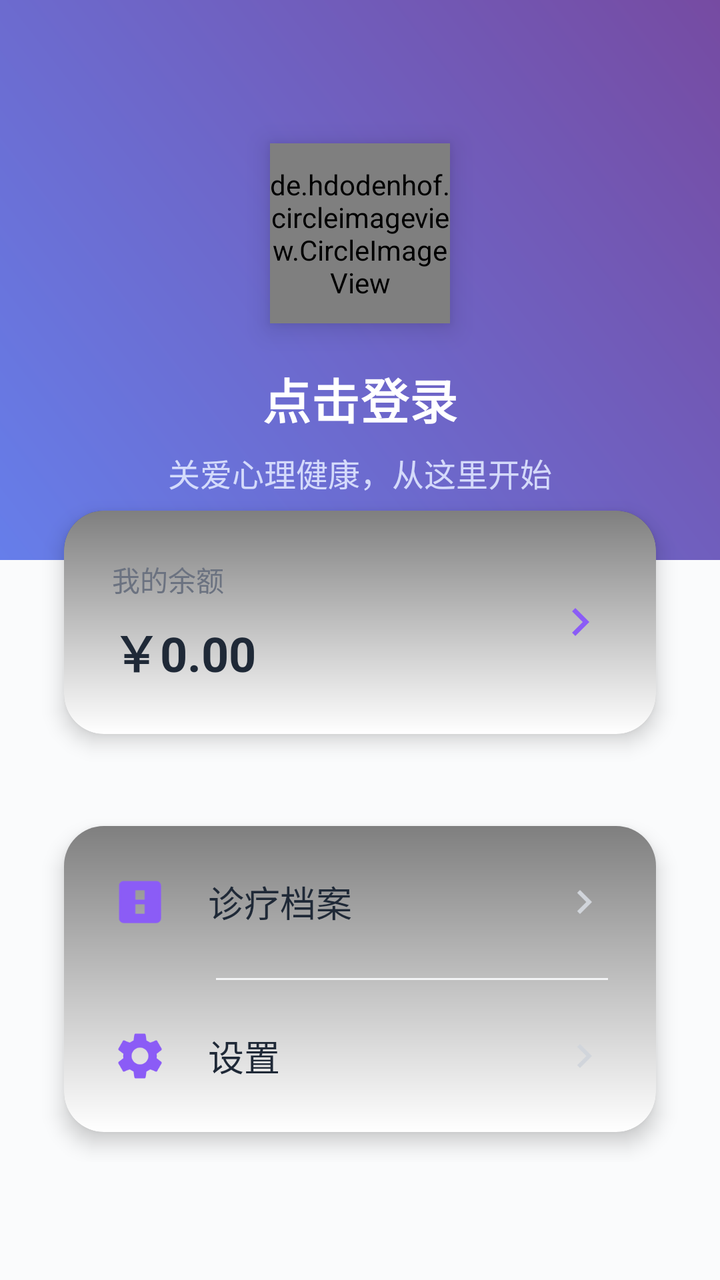
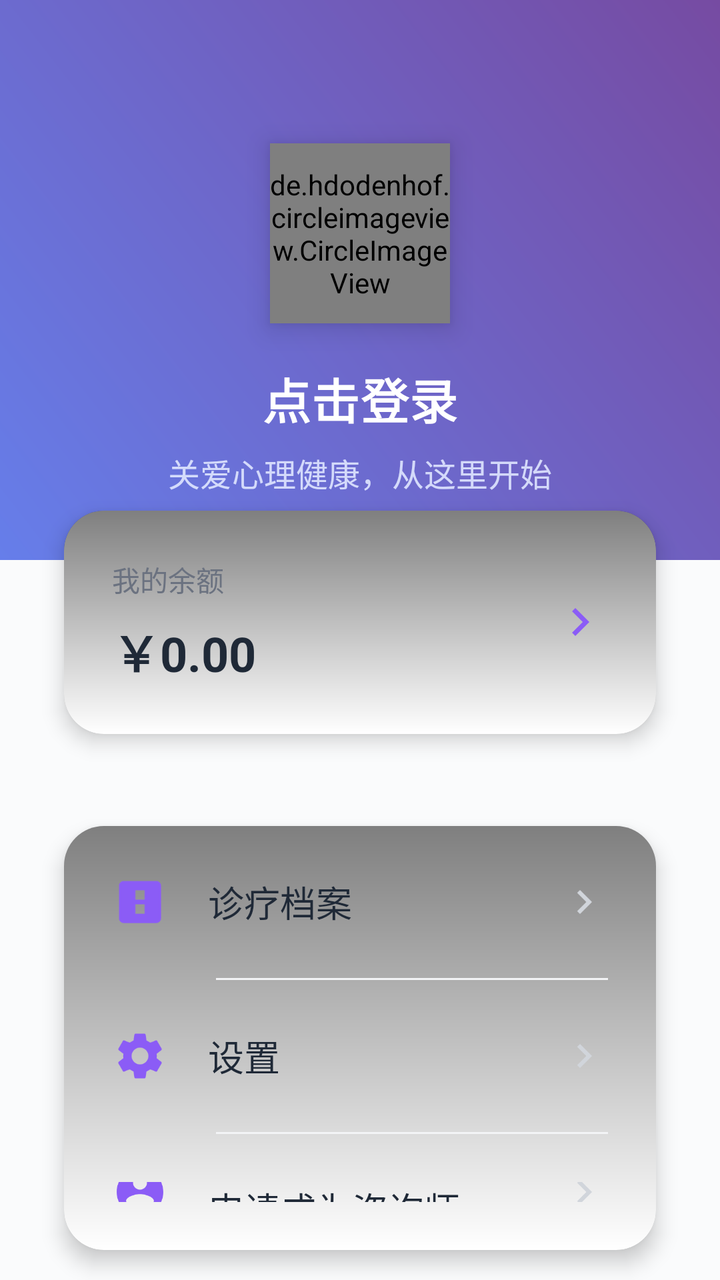

The first picture is an Android layout as it rendered before a commit; the second is the same layout after the commit. The layout source and the unified diff follow.
<!-- AndroidManifest.xml: application theme Theme.Xinqiao -->
<!-- res/layout/main_view_myinfo.xml -->
<?xml version="1.0" encoding="utf-8"?>
<LinearLayout xmlns:android="http://schemas.android.com/apk/res/android"
    xmlns:app="http://schemas.android.com/apk/res-auto"
    android:layout_width="match_parent"
    android:layout_height="match_parent"
    android:background="#FAFBFC"
    android:orientation="vertical">

    
    <LinearLayout
        android:id="@+id/ll_head"
        android:layout_width="match_parent"
        android:layout_height="280dp"
        android:gravity="center"
        android:background="@drawable/bg_gradient_topbar"
        android:orientation="vertical"
        android:paddingTop="40dp">

        <de.hdodenhof.circleimageview.CircleImageView
            android:id="@+id/iv_avatar"
            android:layout_width="90dp"
            android:layout_height="90dp"
            android:layout_marginBottom="20dp"
            android:src="@drawable/default_avatar"
            app:civ_border_width="4dp"
            app:civ_border_color="#FFFFFF"
            android:elevation="8dp" />

        <TextView
            android:id="@+id/tv_user_name"
            android:layout_width="wrap_content"
            android:layout_height="wrap_content"
            android:text="@string/myinfo_login"
            android:textColor="#FFFFFF"
            android:textSize="24sp"
            android:textStyle="bold"
            android:letterSpacing="0.02" />

        <TextView
            android:layout_width="wrap_content"
            android:layout_height="wrap_content"
            android:layout_marginTop="8dp"
            android:text="@string/myinfo_care_tagline"
            android:textColor="#E0E7FF"
            android:textSize="16sp"
            android:alpha="0.9" />
    </LinearLayout>

    
    <LinearLayout
        android:layout_width="match_parent"
        android:layout_height="wrap_content"
        android:orientation="vertical"
        android:layout_marginTop="-40dp"
        android:paddingLeft="20dp"
        android:paddingRight="20dp">

        
        <androidx.cardview.widget.CardView
            android:id="@+id/rl_balance"
            android:layout_width="match_parent"
            android:layout_height="wrap_content"
            android:layout_marginBottom="16dp"
            app:cardCornerRadius="20dp"
            app:cardElevation="6dp"
            app:cardUseCompatPadding="true"
            android:foreground="?attr/selectableItemBackground">

            <LinearLayout
                android:layout_width="match_parent"
                android:layout_height="wrap_content"
                android:orientation="horizontal"
                android:padding="24dp"
                android:gravity="center_vertical"
                android:background="@drawable/bg_gradient_overlay">

                <LinearLayout
                    android:layout_width="0dp"
                    android:layout_height="wrap_content"
                    android:layout_weight="1"
                    android:orientation="vertical">

                    <TextView
                        android:layout_width="wrap_content"
                        android:layout_height="wrap_content"
                        android:text="@string/my_balance"
                        android:textColor="#6B7280"
                        android:textSize="14sp" />

                    <TextView
                        android:id="@+id/tv_balance"
                        android:layout_width="wrap_content"
                        android:layout_height="wrap_content"
                        android:layout_marginTop="8dp"
                        android:text="￥0.00"
                        android:textColor="#1F2937"
                        android:textSize="24sp"
                        android:textStyle="bold" />
                </LinearLayout>

                <ImageView
                    android:id="@+id/iv_balance_arrow"
                    android:layout_width="28dp"
                    android:layout_height="28dp"
                    android:src="@drawable/ic_arrow_right"
                    android:tint="#8B5CF6" />
            </LinearLayout>
        </androidx.cardview.widget.CardView>

        
        <androidx.cardview.widget.CardView
            android:layout_width="match_parent"
            android:layout_height="wrap_content"
            app:cardCornerRadius="20dp"
            app:cardElevation="6dp"
            app:cardUseCompatPadding="true">

            <LinearLayout
                android:layout_width="match_parent"
                android:layout_height="wrap_content"
                android:orientation="vertical"
                android:background="@drawable/bg_gradient_overlay">

                
                <LinearLayout
                    android:id="@+id/rl_medical_record"
                    android:layout_width="match_parent"
                    android:layout_height="wrap_content"
                    android:orientation="horizontal"
                    android:padding="24dp"
                    android:gravity="center_vertical"
                    android:foreground="?attr/selectableItemBackground">

                    <ImageView
                        android:id="@+id/iv_medicalrecord_icon"
                        android:layout_width="28dp"
                        android:layout_height="28dp"
                        android:src="@drawable/ic_medical_record"
                        android:tint="#8B5CF6" />

                    <TextView
                        android:layout_width="0dp"
                        android:layout_height="wrap_content"
                        android:layout_weight="1"
                        android:layout_marginLeft="20dp"
                        android:text="@string/medical_record_short"
                        android:textColor="#1F2937"
                        android:textSize="18sp" />

                    <ImageView
                        android:layout_width="24dp"
                        android:layout_height="24dp"
                        android:src="@drawable/ic_arrow_right"
                        android:tint="#D1D5DB" />
                </LinearLayout>

                <View
                    android:layout_width="match_parent"
                    android:layout_height="1dp"
                    android:layout_marginLeft="76dp"
                    android:layout_marginRight="24dp"
                    android:background="#F3F4F6" />

                
                <LinearLayout
                    android:id="@+id/rl_setting"
                    android:layout_width="match_parent"
                    android:layout_height="wrap_content"
                    android:orientation="horizontal"
                    android:padding="24dp"
                    android:gravity="center_vertical"
                    android:foreground="?attr/selectableItemBackground">

                    <ImageView
                        android:id="@+id/iv_userinfo_icon"
                        android:layout_width="28dp"
                        android:layout_height="28dp"
                        android:src="@drawable/ic_settings_white"
                        android:tint="#8B5CF6" />

                    <TextView
                        android:layout_width="0dp"
                        android:layout_height="wrap_content"
                        android:layout_weight="1"
                        android:layout_marginLeft="20dp"
                        android:text="@string/settings_short"
                        android:textColor="#1F2937"
                        android:textSize="18sp" />

                    <ImageView
                        android:layout_width="24dp"
                        android:layout_height="24dp"
                        android:src="@drawable/ic_arrow_right"
                        android:tint="#D1D5DB" />
                </LinearLayout>
            </LinearLayout>
        </androidx.cardview.widget.CardView>

        
        <RelativeLayout
            android:id="@+id/rl_course_history"
            android:layout_width="fill_parent"
            android:layout_height="50dp"
            android:background="#F7F8F8"
            android:gravity="center_vertical"
            android:paddingLeft="10dp"
            android:paddingRight="10dp"
            android:visibility="gone">
            <ImageView
                android:id="@+id/iv_course_historyicon"
                android:layout_width="20dp"
                android:layout_height="20dp"
                android:layout_centerVertical="true"
                android:layout_marginLeft="25dp"
                android:src="@drawable/course_history_icon" />
            <TextView
                android:layout_width="wrap_content"
                android:layout_height="wrap_content"
                android:layout_centerVertical="true"
                android:layout_marginLeft="25dp"
                android:layout_toRightOf="@id/iv_course_historyicon"
                android:text="@string/play_history_short"
                android:textColor="#A3A3A3"
                android:textSize="16sp" />
            <ImageView
                android:layout_width="15dp"
                android:layout_height="15dp"
                android:layout_alignParentRight="true"
                android:layout_centerVertical="true"
                android:layout_marginRight="25dp"
                android:src="@drawable/iv_right_arrow" />
        </RelativeLayout>
    </LinearLayout>
</LinearLayout>
<!-- resources referenced by this layout -->
<resources>
  <!-- drawable bg_gradient_overlay (drawable) -->
  <?xml version="1.0" encoding="utf-8"?>
  <shape xmlns:android="http://schemas.android.com/apk/res/android"
      android:shape="rectangle">
      <gradient
          android:angle="90"
          android:startColor="#00000000"
          android:endColor="#80000000"
          android:type="linear"/>
  </shape>
  <!-- drawable bg_gradient_topbar (drawable) -->
  <?xml version="1.0" encoding="utf-8"?>
  <shape xmlns:android="http://schemas.android.com/apk/res/android">
      <gradient
          android:startColor="#667eea"
          android:endColor="#764ba2"
          android:angle="45"
          android:type="linear" />
  </shape>
  <!-- drawable ic_arrow_right (drawable) -->
  <?xml version="1.0" encoding="utf-8"?>
  <vector xmlns:android="http://schemas.android.com/apk/res/android"
      android:width="24dp"
      android:height="24dp"
      android:viewportWidth="24"
      android:viewportHeight="24">
      <path
          android:fillColor="#FF000000"
          android:pathData="M8.59,16.59L13.17,12 8.59,7.41 10,6l6,6 -6,6 -1.41,-1.41z"/>
  </vector>
  <!-- drawable ic_medical_record (drawable) -->
  <?xml version="1.0" encoding="utf-8"?>
  <vector xmlns:android="http://schemas.android.com/apk/res/android"
      android:width="24dp"
      android:height="24dp"
      android:viewportWidth="24"
      android:viewportHeight="24">
      <path
          android:fillColor="#8B5CF6"
          android:pathData="M19,3L5,3c-1.1,0 -2,0.9 -2,2v14c0,1.1 0.9,2 2,2h14c1.1,0 2,-0.9 2,-2L21,5c0,-1.1 -0.9,-2 -2,-2zM14,17h-4v-4h4v4zM14,11h-4L10,7h4v4z"/>
  </vector>
  <string name="medical_record_short">诊疗档案</string>
  <string name="my_balance">我的余额</string>
  <string name="myinfo_care_tagline">关爱心理健康，从这里开始</string>
  <string name="myinfo_login">点击登录</string>
  <string name="play_history_short">播放记录</string>
  <string name="settings_short">设置</string>
  <style name="Theme.Xinqiao" parent="Base.Theme.Xinqiao">
          <item name="android:navigationBarColor">@android:color/transparent</item>
          <item name="android:statusBarColor">@android:color/transparent</item>
          <item name="android:windowLightStatusBar">false</item>
          <item name="android:enforceStatusBarContrast">true</item>
      </style>
  <style name="Base.Theme.Xinqiao" parent="Theme.Material3.DayNight.NoActionBar">
          <item name="colorPrimary">@color/colorPrimary</item>
          <item name="colorOnPrimary">@color/colorOnPrimary</item>
          <item name="colorSecondary">@color/colorSecondary</item>
          <item name="colorOnSecondary">@color/colorOnSecondary</item>
          <item name="colorSurface">@color/colorSurface</item>
          <item name="colorOnSurface">@color/colorOnSurface</item>
          <item name="colorError">@color/colorError</item>
          <item name="colorOnError">@color/colorOnError</item>
      </style>
  <color name="colorPrimary">#667eea</color>
  <color name="colorOnPrimary">#FFFFFF</color>
  <color name="colorSecondary">#F8F9FA</color>
  <color name="colorOnSecondary">#333333</color>
  <color name="colorSurface">#FFFFFF</color>
  <color name="colorOnSurface">#333333</color>
  <color name="colorError">#B00020</color>
  <color name="colorOnError">#FFFFFF</color>
  <!-- unchanged entries left out for length: 4 -->
</resources>

<!-- the commit's change to res/layout/main_view_myinfo.xml (unified diff, before → after) -->
@@ -103,7 +103,7 @@
                     android:layout_width="28dp"
                     android:layout_height="28dp"
                     android:src="@drawable/ic_arrow_right"
-                    android:tint="#8B5CF6" />
+                    app:tint="#8B5CF6"/>
             </LinearLayout>
         </androidx.cardview.widget.CardView>
 
@@ -136,7 +136,7 @@
                         android:layout_width="28dp"
                         android:layout_height="28dp"
                         android:src="@drawable/ic_medical_record"
-                        android:tint="#8B5CF6" />
+                        app:tint="#8B5CF6"/>
 
                     <TextView
                         android:layout_width="0dp"
@@ -151,7 +151,7 @@
                         android:layout_width="24dp"
                         android:layout_height="24dp"
                         android:src="@drawable/ic_arrow_right"
-                        android:tint="#D1D5DB" />
+                        app:tint="#D1D5DB"/>
                 </LinearLayout>
 
                 <View
@@ -176,7 +176,7 @@
                         android:layout_width="28dp"
                         android:layout_height="28dp"
                         android:src="@drawable/ic_settings_white"
-                        android:tint="#8B5CF6" />
+                        app:tint="#8B5CF6"/>
 
                     <TextView
                         android:layout_width="0dp"
@@ -191,7 +191,48 @@
                         android:layout_width="24dp"
                         android:layout_height="24dp"
                         android:src="@drawable/ic_arrow_right"
-                        android:tint="#D1D5DB" />
+                        app:tint="#D1D5DB"/>
+                </LinearLayout>
+
+                <View
+                    android:layout_width="match_parent"
+                    android:layout_height="1dp"
+                    android:layout_marginLeft="76dp"
+                    android:layout_marginRight="24dp"
+                    android:background="#F3F4F6" />
+
+                
+                <LinearLayout
+                    android:id="@+id/rl_apply_counselor"
+                    android:layout_width="match_parent"
+                    android:layout_height="wrap_content"
+                    android:orientation="horizontal"
+                    android:padding="24dp"
+                    android:gravity="center_vertical"
+                    android:foreground="?attr/selectableItemBackground"
+                    android:clickable="true"
+                    android:focusable="true">
+
+                    <ImageView
+                        android:layout_width="28dp"
+                        android:layout_height="28dp"
+                        android:src="@drawable/ic_person"
+                        app:tint="#8B5CF6"/>
+
+                    <TextView
+                        android:layout_width="0dp"
+                        android:layout_height="wrap_content"
+                        android:layout_weight="1"
+                        android:layout_marginLeft="20dp"
+                        android:text="申请成为咨询师"
+                        android:textColor="#1F2937"
+                        android:textSize="18sp" />
+
+                    <ImageView
+                        android:layout_width="24dp"
+                        android:layout_height="24dp"
+                        android:src="@drawable/ic_arrow_right"
+                        app:tint="#D1D5DB"/>
                 </LinearLayout>
             </LinearLayout>
         </androidx.cardview.widget.CardView>
<!-- resource entries referenced after the edit -->
@@ -41,6 +41,17 @@
           android:fillColor="#8B5CF6"
           android:pathData="M19,3L5,3c-1.1,0 -2,0.9 -2,2v14c0,1.1 0.9,2 2,2h14c1.1,0 2,-0.9 2,-2L21,5c0,-1.1 -0.9,-2 -2,-2zM14,17h-4v-4h4v4zM14,11h-4L10,7h4v4z"/>
   </vector>
+  <!-- drawable ic_person (drawable) -->
+  <?xml version="1.0" encoding="utf-8"?>
+  <vector xmlns:android="http://schemas.android.com/apk/res/android"
+      android:width="24dp"
+      android:height="24dp"
+      android:viewportWidth="24"
+      android:viewportHeight="24">
+      <path
+          android:fillColor="#8B5CF6"
+          android:pathData="M12,2C6.48,2 2,6.48 2,12s4.48,10 10,10 10,-4.48 10,-10S17.52,2 12,2zM12,5c1.66,0 3,1.34 3,3s-1.34,3 -3,3 -3,-1.34 -3,-3 1.34,-3 3,-3zM12,19.2c-2.5,0 -4.71,-1.28 -6,-3.22 0.03,-1.99 4,-3.08 6,-3.08 1.99,0 5.97,1.09 6,3.08 -1.29,1.94 -3.5,3.22 -6,3.22z"/>
+  </vector>
   <string name="medical_record_short">诊疗档案</string>
   <string name="my_balance">我的余额</string>
   <string name="myinfo_care_tagline">关爱心理健康，从这里开始</string>
